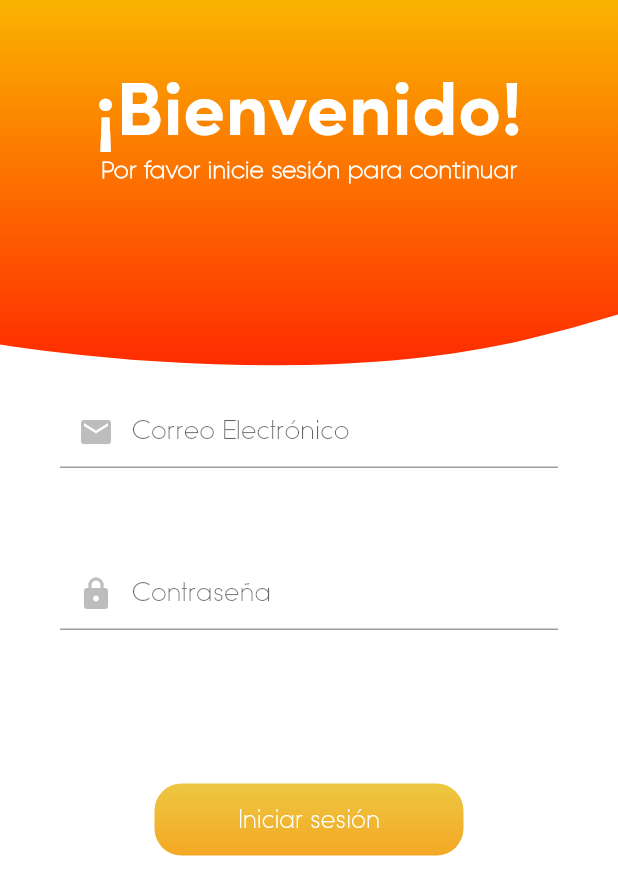
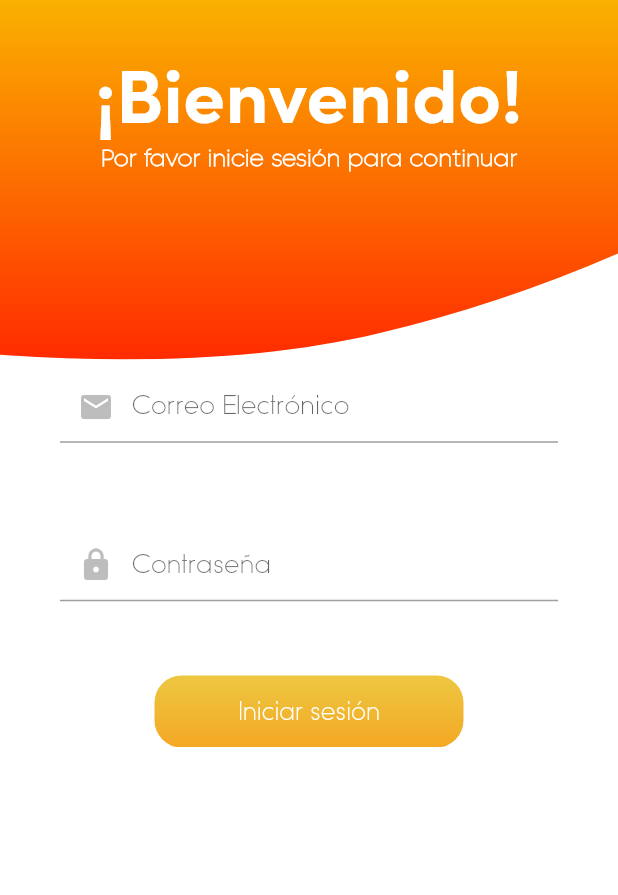
Before and after one commit to juanperezro1/los_girasoles_app, a Flutter app: the screen it shows after launch, after a tap on "Iniciar sesión", on a phone screen of 412 x 824 dp. Shown: the top 895 px of the screen. Run offline on Flutter 3.47's test engine with Material 2 defaults, Android fonts, the phone set to English and light mode, and no system bars; our stand-ins replace flutter_svg.

Commit message:
mejoras_ui

```diff
--- a/lib/Screens/Login/components/background.dart
+++ b/lib/Screens/Login/components/background.dart
@@ -8,14 +8,12 @@ class Background extends StatelessWidget {
   Widget build(BuildContext context) {
     Size size = MediaQuery.of(context).size;
     return Container(
-      width: double.infinity,
-      height: size.height,
+
         child: Stack(
           alignment: Alignment.center,
           children: <Widget>[
             Positioned(
-              top: size.width - 498,
-              left: 0,
+              top: size.width - 502,
               child: SvgPicture.asset(
                 'assets/images/componente_superior.svg',
                 height: size.height * 0.4,
--- a/lib/Screens/Login/components/body.dart
+++ b/lib/Screens/Login/components/body.dart
@@ -12,10 +12,11 @@ class Body extends StatelessWidget {
         child: SafeArea(
             child: Background(
                 child: Column(
-      mainAxisAlignment: MainAxisAlignment.start,
       children: <Widget>[
-        SizedBox(height: size.height * 0.04,),
         Container(
+          padding: EdgeInsets.symmetric(vertical: size.height * 0.03),
+          alignment: Alignment.center,
+          height: size.height * 0.2,
           child: Column(
             children: <Widget>[
               Text(
@@ -37,12 +38,18 @@ class Body extends StatelessWidget {
             ],
           ),
         ),
-        EmailField(campo: "Correo Electrónico"),
-        PasswordField(
-          campo: "Contraseña",
-        ),
-        SizedBox(height: size.height * 0.1),
-        RoundedButton(size: size)
+        Container(
+          child: Column(
+            children: <Widget>[
+              EmailField(campo: "Correo Electrónico"),
+              PasswordField(
+                campo: "Contraseña",
+              ),
+              SizedBox(height: size.height * 0.06),
+              RoundedButton(size: size)
+            ],
+          ),
+        )
       ],
     ))));
   }
--- a/lib/components/email_field_input.dart
+++ b/lib/components/email_field_input.dart
@@ -8,9 +8,9 @@ class EmailField extends StatelessWidget {
 
   @override
   Widget build(BuildContext context) {
+    Size size = MediaQuery.of(context).size;
     return Container(
-      padding: EdgeInsets.only(top: 120, left: 20.0, right: 20.0),
-      margin: EdgeInsets.symmetric(horizontal: 20, vertical: 20),
+      padding: EdgeInsets.only(top: size.height * 0.1, left: 40.0, right: 40.0),
       child: TextField(
         decoration: InputDecoration(
             hintText: campo,
--- a/lib/components/password_field_input.dart
+++ b/lib/components/password_field_input.dart
@@ -4,16 +4,13 @@ import '../constans.dart';
 
 class PasswordField extends StatelessWidget {
   final String campo;
-  const PasswordField({
-    Key key,
-    this.campo
-  }) : super(key: key);
+  const PasswordField({Key key, this.campo}) : super(key: key);
 
   @override
   Widget build(BuildContext context) {
+    Size size = MediaQuery.of(context).size;
     return Container(
-      padding: EdgeInsets.only(top: 20, left: 20.0, right: 20.0),
-      margin: EdgeInsets.symmetric(horizontal: 20, vertical: 20),
+      padding: EdgeInsets.only(top: size.height * 0.07, left: 40.0, right: 40.0),
       child: TextField(
         obscureText: true,
         decoration: InputDecoration(
```
